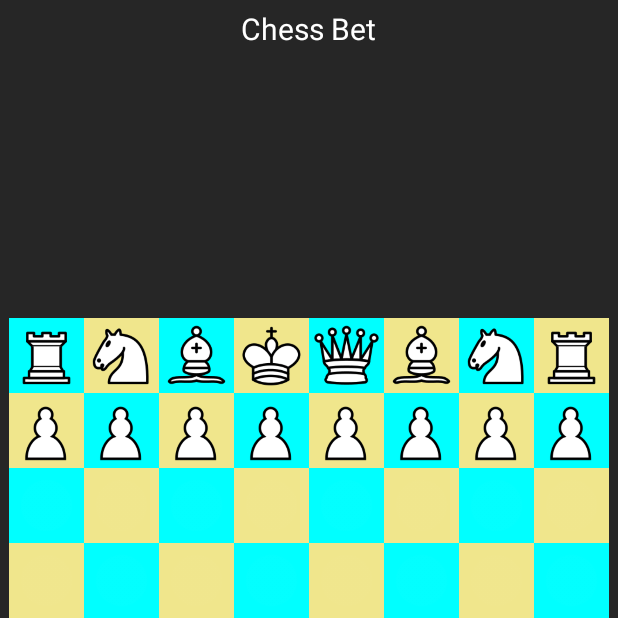
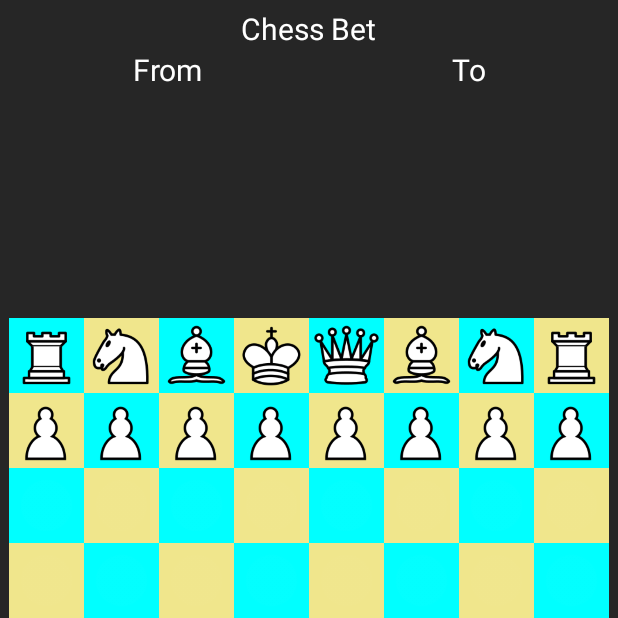
Before and after one commit to Magz8984/chess_bet, an Android app: the screen it shows after launch (BoardActivity), on a phone screen of 412 x 824 dp, the top half of it. Run offline under Robolectric (Android 15) with nearby library versions, the phone set to English and light mode, and no system bars; our stand-ins replace ButterKnife.

Commit message:
Add Point TextViews

```diff
--- a/app/src/main/res/layout/activity_board.xml
+++ b/app/src/main/res/layout/activity_board.xml
@@ -11,6 +11,7 @@
 
 
    <TextView
+       android:id="@+id/title"
        android:layout_width="wrap_content"
        android:layout_height="wrap_content"
        android:text="Chess Bet"
@@ -18,7 +19,36 @@
        android:textSize="20sp"
        android:layout_centerHorizontal="true"
        />
- ]
+
+    <LinearLayout
+        android:weightSum="2"
+        android:layout_below="@+id/title"
+        android:orientation="horizontal"
+        android:layout_width="match_parent"
+        android:layout_height="wrap_content">
+
+        <TextView
+            android:id="@+id/from"
+            android:layout_weight="1"
+            android:text="From"
+            android:textAlignment="center"
+            android:textColor="#fff"
+            android:layout_width="wrap_content"
+            android:layout_height="wrap_content"
+            android:textSize="20sp"/>
+
+
+        <TextView
+            android:id="@+id/to"
+            android:layout_weight="1"
+            android:text="To"
+            android:textAlignment="center"
+            android:textColor="#fff"
+            android:layout_width="wrap_content"
+            android:layout_height="wrap_content"
+            android:textSize="20sp"/>
+    </LinearLayout>
+
    <LinearLayout
        android:id="@+id/chessLayout"
        android:layout_width="400sp"
```
